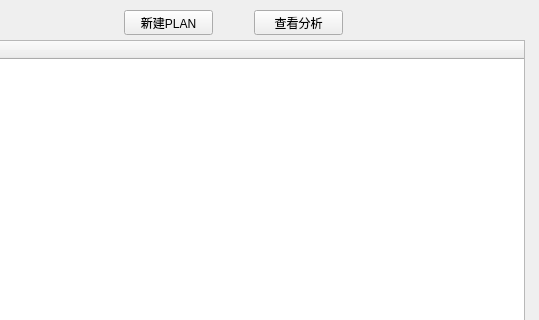
First picture: the form in parseresultwidget.ui, repository vince7839/GmsAutoTool, before the edit; both pictures show x 136 to 675 and y 0 to 320 of the 675 by 418 pixel window.
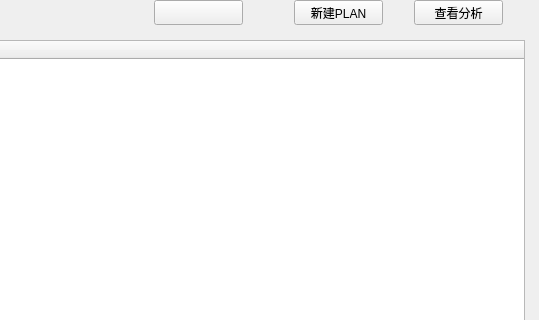
Second picture: the form after the edit.

```diff
--- a/parseresultwidget.ui
+++ b/parseresultwidget.ui
@@ -57,8 +57,8 @@
   <widget class="QPushButton" name="btn_new_plan">
    <property name="geometry">
     <rect>
-     <x>260</x>
-     <y>10</y>
+     <x>430</x>
+     <y>0</y>
      <width>89</width>
      <height>25</height>
     </rect>
@@ -70,8 +70,8 @@
   <widget class="QPushButton" name="btn_solution">
    <property name="geometry">
     <rect>
-     <x>390</x>
-     <y>10</y>
+     <x>550</x>
+     <y>0</y>
      <width>89</width>
      <height>25</height>
     </rect>
@@ -80,6 +80,19 @@
     <string>查看分析</string>
    </property>
   </widget>
+  <widget class="QPushButton" name="btn_expand">
+   <property name="geometry">
+    <rect>
+     <x>290</x>
+     <y>0</y>
+     <width>89</width>
+     <height>25</height>
+    </rect>
+   </property>
+   <property name="text">
+    <string/>
+   </property>
+  </widget>
  </widget>
  <resources/>
  <connections/>
```
